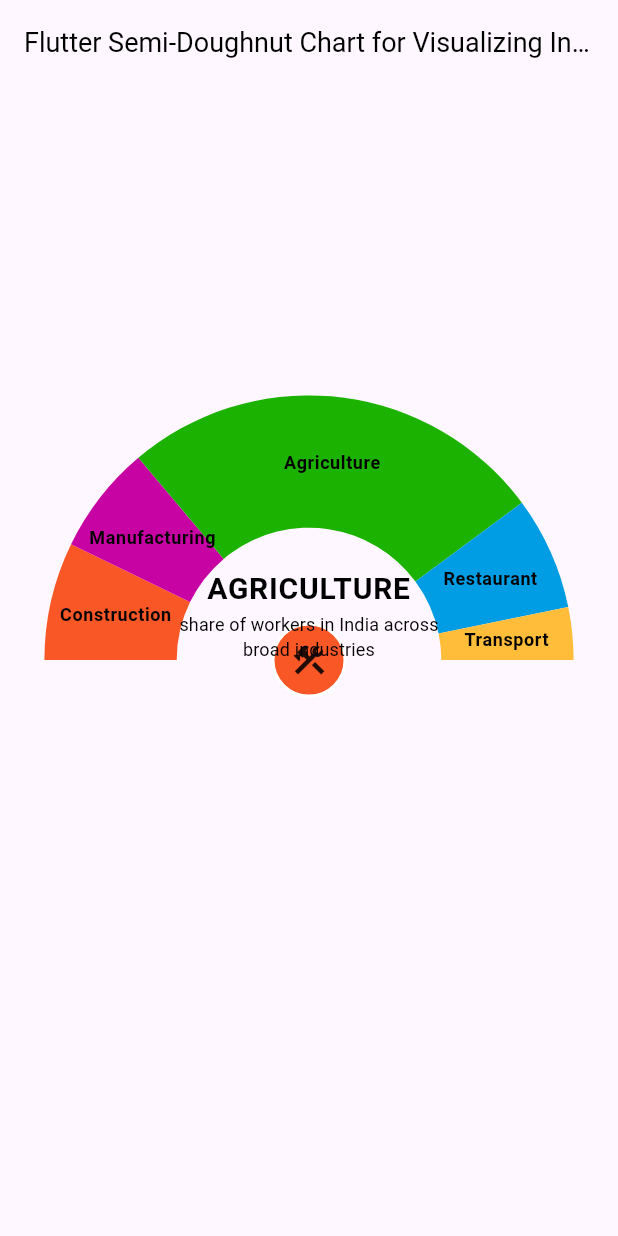
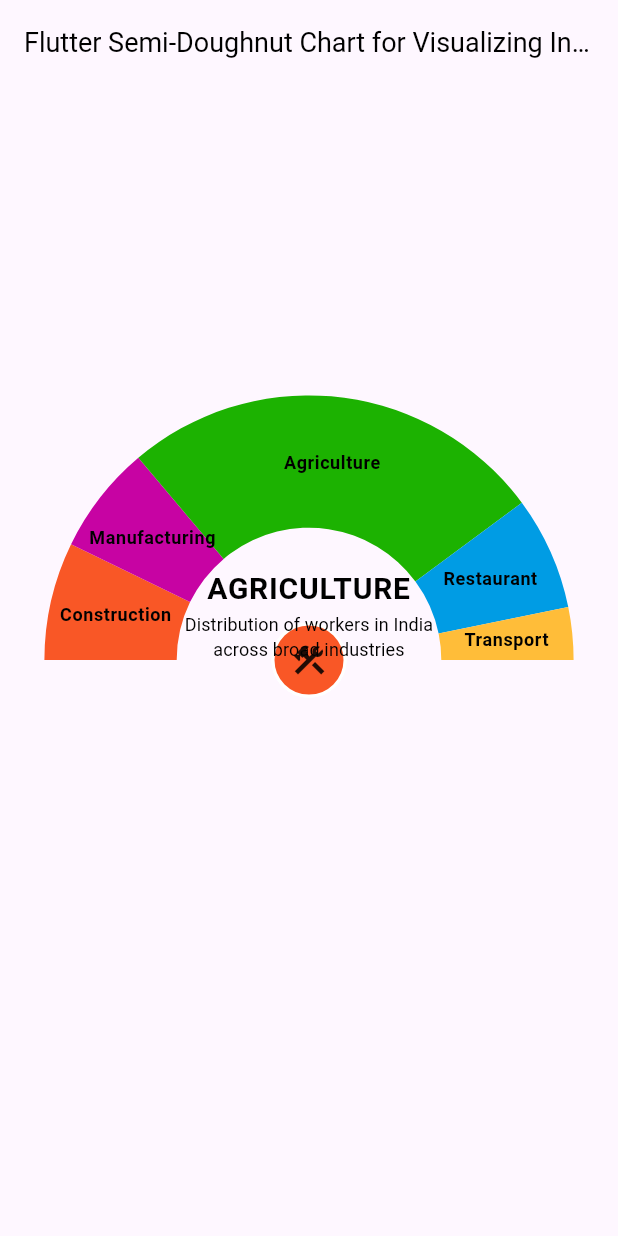
Before and after one commit to SyncfusionExamples/how-to-create-flutter-semi-doughnut-chart-for-carbon-emissions-per-kilometer, a Flutter app: the screen it shows after launch, on a phone screen of 412 x 824 dp. Run offline on Flutter 3.47's test engine with Material 3 defaults, Android fonts, the phone set to English and light mode, and no system bars; our stand-ins replace syncfusion_flutter_charts.

Commit message:
FLUT-911026-[others][flutter]: Cleared review suggestion

```diff
--- a/lib/main.dart
+++ b/lib/main.dart
@@ -10,25 +10,31 @@ class MyApp extends StatelessWidget {
 
   @override
   Widget build(BuildContext context) {
-    return MaterialApp(
+    return const MaterialApp(
       debugShowCheckedModeBanner: false,
-      theme: ThemeData(
-        useMaterial3: true,
-      ),
-      home: const MyHomePage(),
+      home: SemiDoughnutVisualization(),
     );
   }
 }
 
-class MyHomePage extends StatefulWidget {
-  const MyHomePage({super.key});
+class SemiDoughnutVisualization extends StatefulWidget {
+  const SemiDoughnutVisualization({super.key});
 
   @override
-  State<MyHomePage> createState() => _MyHomePageState();
+  State<SemiDoughnutVisualization> createState() =>
+      _SemiDoughnutVisualizationState();
 }
 
-class _MyHomePageState extends State<MyHomePage> {
-  final List<ChartData> chartData = _createChartData();
+class _SemiDoughnutVisualizationState extends State<SemiDoughnutVisualization> {
+  late List<SemiDoughnutChartData> _semiDoughnutChartData;
+  late String _largestSectorLabel;
+
+  @override
+  void initState() {
+    super.initState();
+    _semiDoughnutChartData = _createSemiDoughnutChartData();
+    _largestSectorLabel = _getLargestSectorLabel();
+  }
 
   @override
   Widget build(BuildContext context) {
@@ -41,7 +47,6 @@ class _MyHomePageState extends State<MyHomePage> {
         titleTextStyle: const TextStyle(fontSize: 18, color: Colors.black),
       ),
       body: Center(
-        /// Builds the entire doughnut chart
         child: SfCircularChart(
           annotations: _buildChartAnnotations(),
           series: <CircularSeries>[
@@ -52,7 +57,13 @@ class _MyHomePageState extends State<MyHomePage> {
     );
   }
 
-  /// Creates reusable chart annotations
+  String _getLargestSectorLabel() {
+    final largestSector = _semiDoughnutChartData.reduce(
+      (current, next) => current.y > next.y ? current : next,
+    );
+    return largestSector.x;
+  }
+
   List<CircularChartAnnotation> _buildChartAnnotations() {
     return <CircularChartAnnotation>[
       _buildIconAnnotation(-6, Icons.emoji_transportation_outlined,
@@ -69,12 +80,12 @@ class _MyHomePageState extends State<MyHomePage> {
     ];
   }
 
-  /// Reusable icon annotation widget
   CircularChartAnnotation _buildIconAnnotation(
       int angle, IconData icon, Color color) {
     return CircularChartAnnotation(
       angle: angle,
       widget: Container(
+        alignment: Alignment.center,
         width: 50,
         height: 50,
         decoration: BoxDecoration(
@@ -82,15 +93,12 @@ class _MyHomePageState extends State<MyHomePage> {
           shape: BoxShape.circle,
           border: Border.all(color: Colors.white, width: 2),
         ),
-        child: Center(
         child: Icon(icon, size: 25),
-        ),
       ),
       radius: '90%',
     );
   }
 
-  /// Text annotation widget for the doughnut chart
   CircularChartAnnotation _buildTextAnnotation() {
     return CircularChartAnnotation(
       widget: Center(
@@ -101,20 +109,22 @@ class _MyHomePageState extends State<MyHomePage> {
             mainAxisSize: MainAxisSize.min,
             children: [
               Text(
-                "AGRICULTURE",
+                _largestSectorLabel.toUpperCase(),
                 textAlign: TextAlign.center,
                 style: Theme.of(context).textTheme.bodyLarge!.copyWith(
                       color: Colors.black,
                       fontWeight: FontWeight.bold,
-                    fontSize: 20),
+                      fontSize: 20,
+                    ),
               ),
               Text(
-                "share of workers in India across broad industries ",
+                "Distribution of workers in India across broad industries ",
                 textAlign: TextAlign.center,
                 style: Theme.of(context).textTheme.titleSmall!.copyWith(
                       color: Colors.black,
                       fontWeight: FontWeight.normal,
-                    fontSize: 12),
+                      fontSize: 12,
+                    ),
               ),
             ],
           ),
@@ -123,42 +133,47 @@ class _MyHomePageState extends State<MyHomePage> {
     );
   }
 
-  /// Builds the doughnut series with necessary configurations
-  DoughnutSeries<ChartData, String> _buildDoughnutSeries() {
-    return DoughnutSeries<ChartData, String>(
+  DoughnutSeries<SemiDoughnutChartData, String> _buildDoughnutSeries() {
+    return DoughnutSeries<SemiDoughnutChartData, String>(
       radius: '90%',
-      dataSource: chartData,
-      xValueMapper: (ChartData data, int index) => data.x,
-      yValueMapper: (ChartData data, int index) => data.y,
-      pointColorMapper: (ChartData data, int index) => data.color,
-      dataLabelMapper: (ChartData data, int index) => data.x,
+      dataSource: _semiDoughnutChartData,
+      xValueMapper: (SemiDoughnutChartData data, int index) => data.x,
+      yValueMapper: (SemiDoughnutChartData data, int index) => data.y,
+      pointColorMapper: (SemiDoughnutChartData data, int index) => data.color,
+      dataLabelMapper: (SemiDoughnutChartData data, int index) => data.x,
       startAngle: 270,
       endAngle: 90,
       animationDuration: 0,
-      explode: true,
-      explodeAll: true,
-      explodeOffset: '2%',
       dataLabelSettings: const DataLabelSettings(
+        labelIntersectAction: LabelIntersectAction.none,
         isVisible: true,
         textStyle: TextStyle(
-              fontSize: 12, color: Colors.black, fontWeight: FontWeight.w600)),
+          fontSize: 12,
+          color: Colors.black,
+          fontWeight: FontWeight.w600,
+        ),
+      ),
     );
   }
 
-  /// Creates a list of chart data
-  static List<ChartData> _createChartData() {
+  static List<SemiDoughnutChartData> _createSemiDoughnutChartData() {
     return [
-      ChartData('Construction', 12.6, const Color.fromARGB(255, 249, 87, 38)),
-      ChartData('Manufacturing', 11.6, const Color.fromARGB(255, 199, 3, 163)),
-      ChartData('Agriculture', 45.5, const Color.fromARGB(255, 28, 178, 1)),
-      ChartData('Restaurant', 12.1, const Color.fromARGB(255, 0, 156, 228)),
-      ChartData('Transport', 5.6, const Color.fromRGBO(255, 189, 57, 1)),
+      SemiDoughnutChartData(
+          'Construction', 12.6, const Color.fromARGB(255, 249, 87, 38)),
+      SemiDoughnutChartData(
+          'Manufacturing', 11.6, const Color.fromARGB(255, 199, 3, 163)),
+      SemiDoughnutChartData(
+          'Agriculture', 45.5, const Color.fromARGB(255, 28, 178, 1)),
+      SemiDoughnutChartData(
+          'Restaurant', 12.1, const Color.fromARGB(255, 0, 156, 228)),
+      SemiDoughnutChartData(
+          'Transport', 5.6, const Color.fromRGBO(255, 189, 57, 1)),
     ];
   }
 }
 
-class ChartData {
-  ChartData(this.x, this.y, this.color);
+class SemiDoughnutChartData {
+  SemiDoughnutChartData(this.x, this.y, this.color);
   final String x;
   final double y;
   final Color color;
```
Lines whose indentation alone changed are shown as unchanged.
